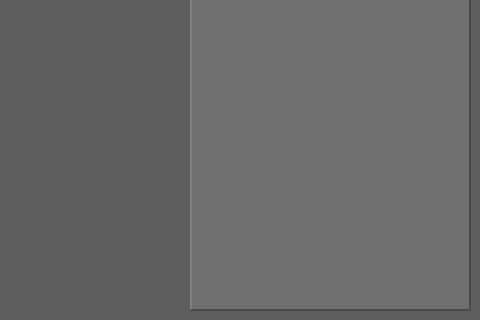
This is Staff/EditSeats/SeatEditor.ui in renekthesnek/Booking-System as Qt 5 draws it before an edit; both pictures show x 520 to 1000 and y 280 to 600 of the 1000 by 600 pixel window. The edited form follows.
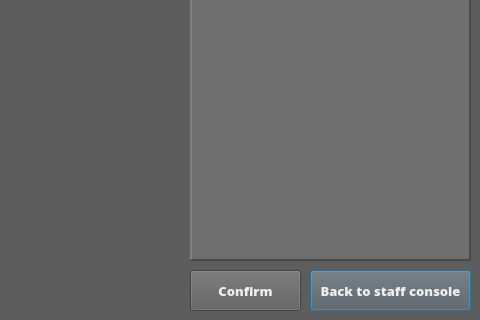
This is the edited form.

Commit message: many updates to seat selector

```diff
--- a/Staff/EditSeats/SeatEditor.ui
+++ b/Staff/EditSeats/SeatEditor.ui
@@ -43,7 +43,7 @@
      <x>710</x>
      <y>150</y>
      <width>281</width>
-     <height>441</height>
+     <height>391</height>
     </rect>
    </property>
    <property name="styleSheet">
@@ -68,7 +68,7 @@
       <x>0</x>
       <y>0</y>
       <width>277</width>
-      <height>437</height>
+      <height>387</height>
      </rect>
     </property>
     <property name="font">
@@ -151,6 +151,50 @@
     <set>Qt::AlignCenter</set>
    </property>
   </widget>
+  <widget class="QPushButton" name="Backtostaffconsolebutton">
+   <property name="geometry">
+    <rect>
+     <x>830</x>
+     <y>550</y>
+     <width>161</width>
+     <height>41</height>
+    </rect>
+   </property>
+   <property name="font">
+    <font>
+     <family>Open Sans Extrabold</family>
+     <pointsize>10</pointsize>
+    </font>
+   </property>
+   <property name="styleSheet">
+    <string notr="true">color: rgb(238, 238, 238);</string>
+   </property>
+   <property name="text">
+    <string>Back to staff console</string>
+   </property>
+  </widget>
+  <widget class="QPushButton" name="ConfirmButton">
+   <property name="geometry">
+    <rect>
+     <x>710</x>
+     <y>550</y>
+     <width>111</width>
+     <height>41</height>
+    </rect>
+   </property>
+   <property name="font">
+    <font>
+     <family>Open Sans Extrabold</family>
+     <pointsize>10</pointsize>
+    </font>
+   </property>
+   <property name="styleSheet">
+    <string notr="true">color: rgb(238, 238, 238);</string>
+   </property>
+   <property name="text">
+    <string>Confirm</string>
+   </property>
+  </widget>
  </widget>
  <resources/>
  <connections/>
```
The commit also changes 11 other files.
